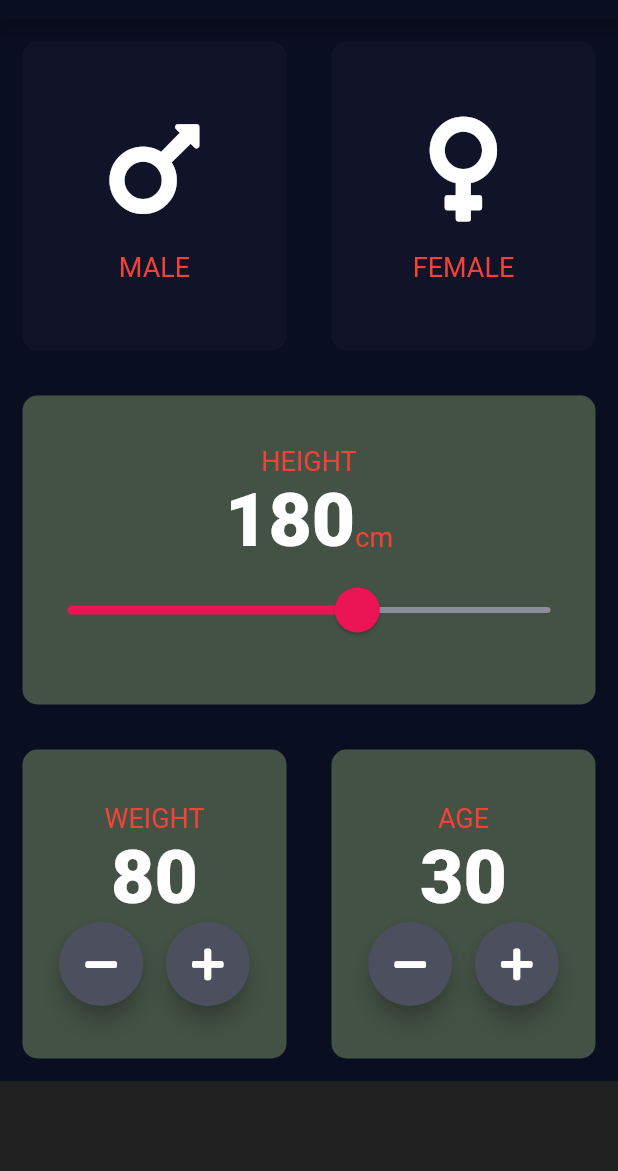
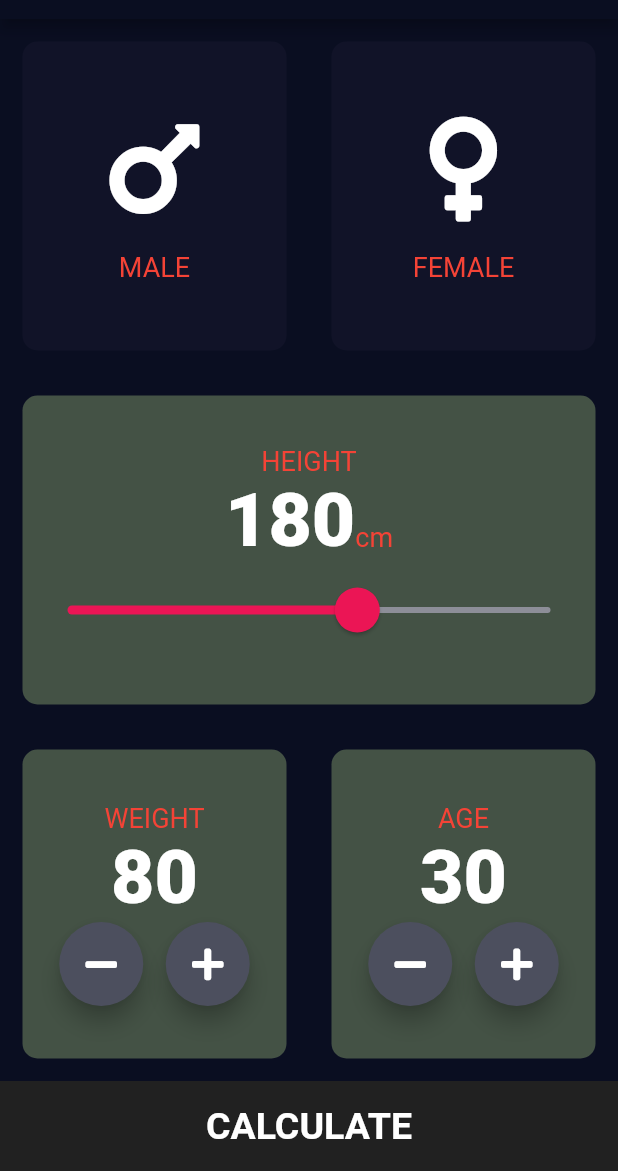
Before and after one commit to AbhijithGo/BMI_Calculator, a Flutter app: the screen it shows after launch, on a phone screen of 412 x 824 dp, the part 65-1236 px from its top. Run offline on Flutter 3.47's test engine with Material 2 defaults, Android fonts, the phone set to English and light mode, and no system bars; our stand-ins replace font_awesome_flutter.

```diff
--- /dev/null
+++ b/lib/components/bottom_button.dart
@@ -0,0 +1,27 @@
+import 'package:flutter/material.dart';
+import '../constants.dart';
+
+class BottomButton extends StatelessWidget {
+  BottomButton({@required this.buttonTitle, @required this.onTap});
+
+  final Function onTap;
+  final String buttonTitle;
+
+  @override
+  Widget build(BuildContext context) {
+    return GestureDetector(
+      onTap: onTap,
+      child: Container(
+        child: Center(
+          child: Text(
+            buttonTitle,
+            style: kLargeTextStyle,
+          ),
+        ),
+        width: double.infinity,
+        color: kBottomContainerColor,
+        height: kBottomContainerHeight,
+      ),
+    );
+  }
+}
--- a/lib/icon_content.dart
+++ b/lib/components/icon_content.dart
@@ -1,5 +1,5 @@
 import 'package:flutter/material.dart';
-import 'constants.dart';
+import '../constants.dart';
 
 class IconContent extends StatelessWidget {
   IconContent({this.icon, this.label});
--- /dev/null
+++ b/lib/components/round_icon_button.dart
@@ -0,0 +1,24 @@
+import 'package:flutter/material.dart';
+
+class RoundIconButton extends StatelessWidget {
+  RoundIconButton({@required this.icon, @required this.onPressed});
+
+  final IconData icon;
+  final Function onPressed;
+
+  @override
+  Widget build(BuildContext context) {
+    return RawMaterialButton(
+      child: Icon(icon),
+      onPressed: onPressed,
+      elevation:
+      6.0, // will show only when onpress is defined. it is disabled by default.
+      shape: CircleBorder(),
+      fillColor: Color(0xFF4C4F5E),
+      constraints: BoxConstraints.tightFor(
+        width: 56.0,
+        height: 56.0,
+      ),
+    );
+  }
+}
--- a/lib/main.dart
+++ b/lib/main.dart
@@ -1,5 +1,5 @@
 import 'package:flutter/material.dart';
-import './input_page.dart';
+import 'screens/input_page.dart';
 
 void main() => runApp(MyApp());
 
--- a/lib/input_page.dart
+++ b/lib/screens/input_page.dart
@@ -1,9 +1,13 @@
 import 'package:flutter/material.dart';
 import 'package:flutter/rendering.dart';
 import 'package:font_awesome_flutter/font_awesome_flutter.dart';
-import 'icon_content.dart';
-import 'reusable_card.dart';
-import 'constants.dart';
+import '../components/icon_content.dart';
+import '../components/reusable_card.dart';
+import '../constants.dart';
+import 'results_page.dart';
+import '../components/round_icon_button.dart';
+import '../components/bottom_button.dart';
+
 
 enum Gender {
   male,
@@ -215,35 +219,14 @@ class _InputPageState extends State<InputPage> {
                 ],
               ),
             ),
-            Container(
-              width: double.infinity,
-              color: kBottomContainerColor,
-              height: kBottomContainerHeight,
+            BottomButton(
+              buttonTitle: "CALCULATE",
+              onTap: () {
+                Navigator.push(context,
+                    MaterialPageRoute(builder: (context) => Results()));
+              },
             )
           ],
         ));
   }
 }
-
-class RoundIconButton extends StatelessWidget {
-  RoundIconButton({@required this.icon, @required this.onPressed});
-
-  final IconData icon;
-  final Function onPressed;
-
-  @override
-  Widget build(BuildContext context) {
-    return RawMaterialButton(
-      child: Icon(icon),
-      onPressed: onPressed,
-      elevation:
-          6.0, // will show only when onpress is defined. it is disabled by default.
-      shape: CircleBorder(),
-      fillColor: Color(0xFF4C4F5E),
-      constraints: BoxConstraints.tightFor(
-        width: 56.0,
-        height: 56.0,
-      ),
-    );
-  }
-}
```
Also changed, not shown: lib/constants.dart (+25 -0 lines), lib/screens/results_page.dart (added, +63 -0 lines), lib/components/reusable_card.dart (renamed from lib/reusable_card.dart).
